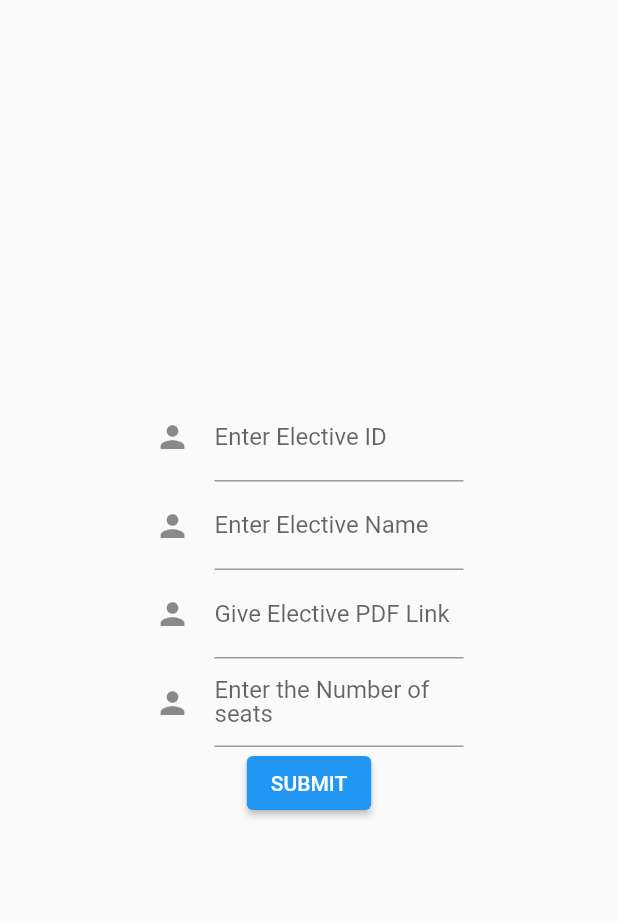
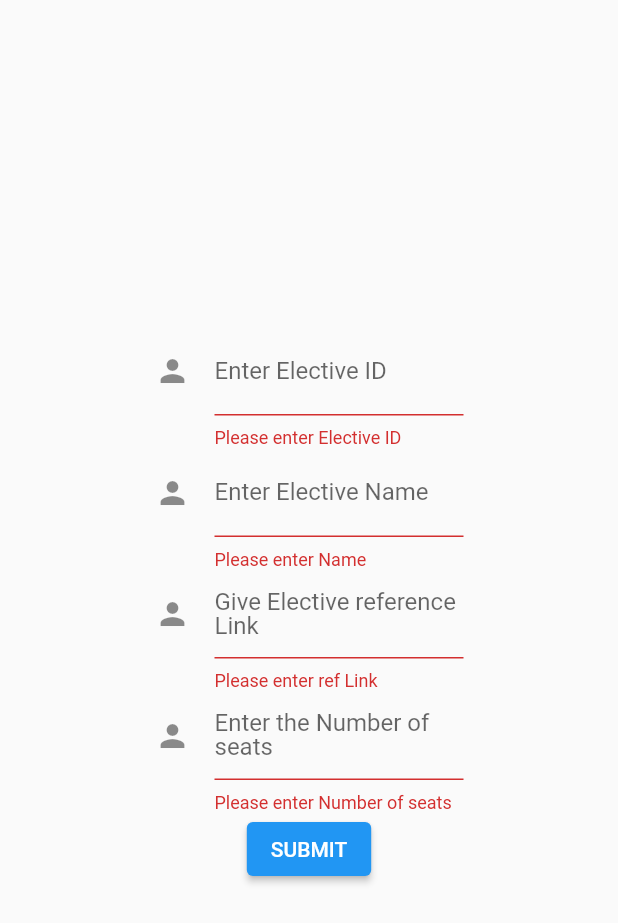
Before and after one commit to VE5PER/Automated-Elective-Processing, a Flutter app: the addElective screen opened directly, after a tap on "SUBMIT", on a phone screen of 412 x 824 dp. Shown: the top 923 px of the screen. Run offline on Flutter 3.47's test engine with Material 2 defaults, Android fonts, the phone set to English and light mode, and no system bars; our stand-ins replace carousel_slider, google_fonts, table_calendar; missing offline and left inert: dart:html; accounts and stored records are empty; network calls fail.

Commit message:
added elective add validation

```diff
--- a/CODE/FRONTEND/lib/pages/add_elective.dart
+++ b/CODE/FRONTEND/lib/pages/add_elective.dart
@@ -41,6 +41,12 @@ class _addElectiveState extends State<addElective> {
                       icon: Icon(Icons.person),
                       label: Text("Enter Elective ID"),
                     ),
+                    validator: (String? value) {
+                      if (value == null || value.isEmpty) {
+                        return 'Please enter Elective ID';
+                      }
+                      return null;
+                    },
                     controller: ELECTIVE_ID,
                   ),
                   TextFormField(
@@ -48,13 +54,25 @@ class _addElectiveState extends State<addElective> {
                       icon: Icon(Icons.person),
                       label: Text("Enter Elective Name"),
                     ),
+                    validator: (String? value) {
+                      if (value == null || value.isEmpty) {
+                        return 'Please enter Name';
+                      }
+                      return null;
+                    },
                     controller: ELECTIVE_NAME,
                   ),
                   TextFormField(
                     decoration: InputDecoration(
                       icon: Icon(Icons.person),
-                      label: Text("Give Elective PDF Link"),
+                      label: Text("Give Elective reference Link"),
                     ),
+                    validator: (String? value) {
+                      if (value == null || value.isEmpty) {
+                        return 'Please enter ref Link';
+                      }
+                      return null;
+                    },
                     controller: ELECTIVE_PDF_LINK,
                   ),
                   TextFormField(
@@ -62,6 +80,12 @@ class _addElectiveState extends State<addElective> {
                       icon: Icon(Icons.person),
                       label: Text("Enter the Number of seats"),
                     ),
+                    validator: (String? value) {
+                      if (value == null || value.isEmpty) {
+                        return 'Please enter Number of seats';
+                      }
+                      return null;
+                    },
                     controller: SEATS,
                   ),
                   ElevatedButton(
```
